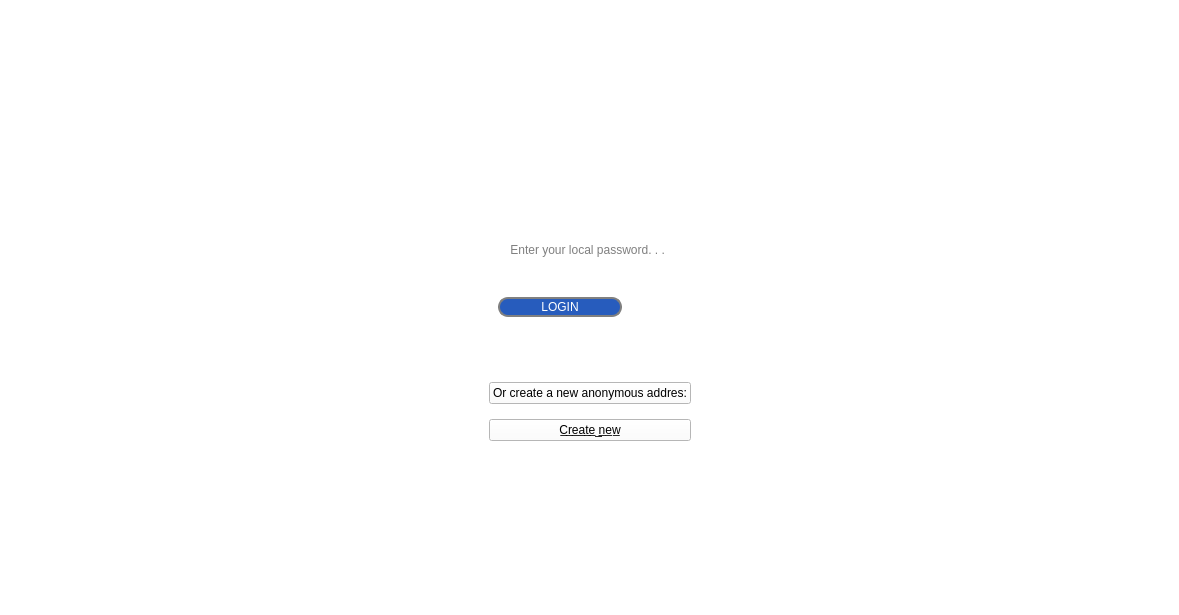
The window that Blockchain/imbirs_blockchain/ui/layout widgets/login_window.ui (1mb1r/Cryptochat) describes before a commit, drawn with Qt 5.
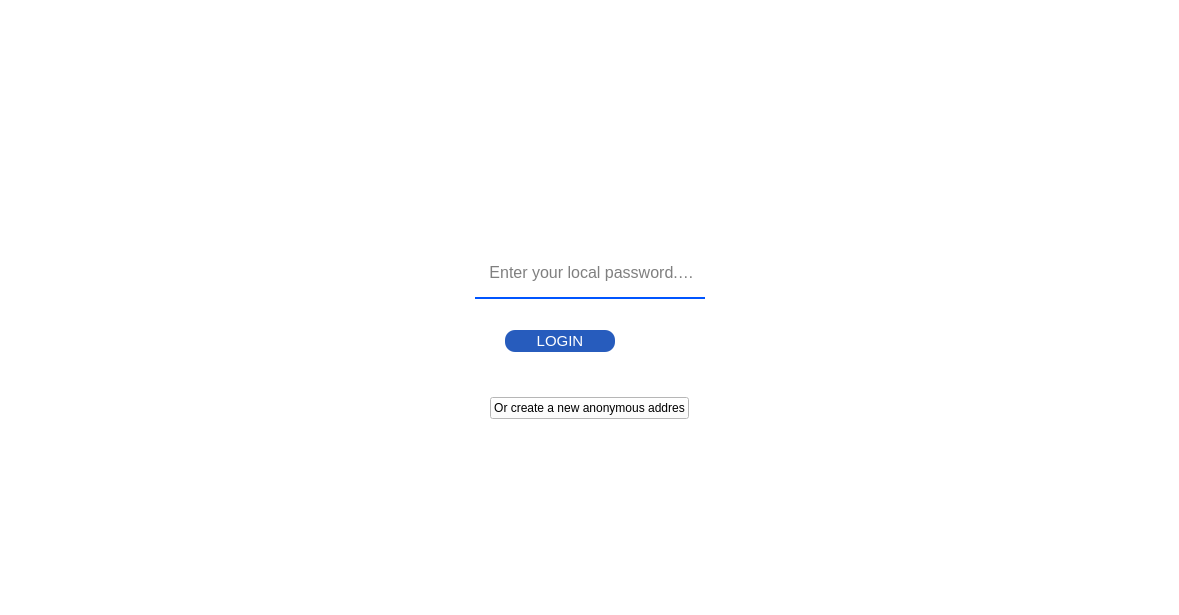
The same window after the commit. Icons and pictures are not drawn.

```diff
--- a/Blockchain/imbirs_blockchain/ui/layout widgets/login_window.ui
+++ b/Blockchain/imbirs_blockchain/ui/layout widgets/login_window.ui
@@ -110,7 +110,7 @@
             <number>0</number>
            </property>
            <item>
-            <layout class="QHBoxLayout" name="horizontalLayout_2" stretch="2,5,0">
+            <layout class="QHBoxLayout" name="horizontalLayout_2" stretch="0,5,0">
              <property name="spacing">
               <number>0</number>
              </property>
@@ -118,7 +118,7 @@
               <enum>QLayout::SetFixedSize</enum>
              </property>
              <property name="leftMargin">
-              <number>2</number>
+              <number>0</number>
              </property>
              <property name="rightMargin">
               <number>0</number>
@@ -144,6 +144,24 @@
                  <verstretch>1</verstretch>
                 </sizepolicy>
                </property>
+               <property name="minimumSize">
+                <size>
+                 <width>230</width>
+                 <height>0</height>
+                </size>
+               </property>
+               <property name="maximumSize">
+                <size>
+                 <width>230</width>
+                 <height>16777215</height>
+                </size>
+               </property>
+               <property name="font">
+                <font>
+                 <family>Segoe UI</family>
+                 <pointsize>12</pointsize>
+                </font>
+               </property>
                <property name="layoutDirection">
                 <enum>Qt::LeftToRight</enum>
                </property>
@@ -158,12 +176,30 @@
 selection-background-color: darkgray;
 </string>
                </property>
+               <property name="inputMethodHints">
+                <set>Qt::ImhNone</set>
+               </property>
+               <property name="inputMask">
+                <string notr="true"/>
+               </property>
                <property name="text">
                 <string/>
                </property>
+               <property name="maxLength">
+                <number>64</number>
+               </property>
+               <property name="echoMode">
+                <enum>QLineEdit::Password</enum>
+               </property>
                <property name="placeholderText">
                 <string> Enter your local password. . .</string>
                </property>
+               <property name="cursorMoveStyle">
+                <enum>Qt::LogicalMoveStyle</enum>
+               </property>
+               <property name="clearButtonEnabled">
+                <bool>true</bool>
+               </property>
               </widget>
              </item>
              <item>
@@ -182,18 +218,18 @@
             </layout>
            </item>
            <item>
-            <layout class="QHBoxLayout" name="horizontalLayout_3" stretch="1,2,1">
+            <layout class="QHBoxLayout" name="horizontalLayout_3" stretch="1,0,1">
              <property name="spacing">
               <number>0</number>
              </property>
              <property name="leftMargin">
-              <number>22</number>
+              <number>0</number>
              </property>
              <property name="topMargin">
               <number>5</number>
              </property>
              <property name="rightMargin">
-              <number>9</number>
+              <number>0</number>
              </property>
              <property name="bottomMargin">
               <number>12</number>
@@ -213,6 +249,21 @@
              </item>
              <item>
               <widget class="QLabel" name="label_2">
+               <property name="minimumSize">
+                <size>
+                 <width>230</width>
+                 <height>2</height>
+                </size>
+               </property>
+               <property name="maximumSize">
+                <size>
+                 <width>230</width>
+                 <height>2</height>
+                </size>
+               </property>
+               <property name="styleSheet">
+                <string notr="true">background-color: rgb(0, 85, 255)</string>
+               </property>
                <property name="text">
                 <string/>
                </property>
@@ -253,6 +304,9 @@
                <property name="leftMargin">
                 <number>18</number>
                </property>
+               <property name="topMargin">
+                <number>10</number>
+               </property>
                <property name="rightMargin">
                 <number>30</number>
                </property>
@@ -280,13 +334,35 @@
                    <verstretch>1</verstretch>
                   </sizepolicy>
                  </property>
+                 <property name="minimumSize">
+                  <size>
+                   <width>110</width>
+                   <height>22</height>
+                  </size>
+                 </property>
+                 <property name="maximumSize">
+                  <size>
+                   <width>110</width>
+                   <height>22</height>
+                  </size>
+                 </property>
+                 <property name="font">
+                  <font>
+                   <family>MS Shell Dlg 2</family>
+                   <pointsize>11</pointsize>
+                   <weight>50</weight>
+                   <italic>false</italic>
+                   <bold>false</bold>
+                   <kerning>true</kerning>
+                  </font>
+                 </property>
                  <property name="cursor">
                   <cursorShape>PointingHandCursor</cursorShape>
                  </property>
                  <property name="styleSheet">
                   <string notr="true">
 QPushButton{
-border: 2px solid gray;
+border: none;
 font: 8pt &quot;Vityaz&quot;;
 border-radius: 10px;
 padding: 0 8px;
@@ -389,7 +465,7 @@
          <property name="sizeHint" stdset="0">
           <size>
            <width>20</width>
-           <height>40</height>
+           <height>20</height>
           </size>
          </property>
         </spacer>
@@ -446,41 +522,7 @@
 }</string>
            </property>
            <property name="text">
-            <string>Or create a new anonymous addres:</string>
-           </property>
-          </widget>
-         </item>
-         <item>
-          <widget class="QPushButton" name="pushButton_3">
-           <property name="cursor">
-            <cursorShape>PointingHandCursor</cursorShape>
-           </property>
-           <property name="styleSheet">
-            <string notr="true">QPushButton{
-background-color: rgb(255, 255, 255);
-font: 9pt \&quot;MS Shell Dlg 2\&quot;;
-
-
-color: rgb(68, 118, 179);
-border-radius: 10px;
-}
-
-QPushButton:hover{
-border: ipx solid #828282;
-color: rgb(20, 120, 250);
-}
-
-QPushButton:hover:pressed{
-background-color: rgb(255, 255, 255);
-font: 9pt \&quot;MS Shell Dlg 2\&quot;;
-
-
-color: black;
-border-radius: 10px;
-}</string>
-           </property>
-           <property name="text">
-            <string>C̲r̲e̲a̲t̲e̲ ̲n̲e̲w̲</string>
+            <string>Or create a new anonymous addres</string>
            </property>
           </widget>
          </item>
```
Left out of the diff: 26 changed lines with no effect on the pictures.
